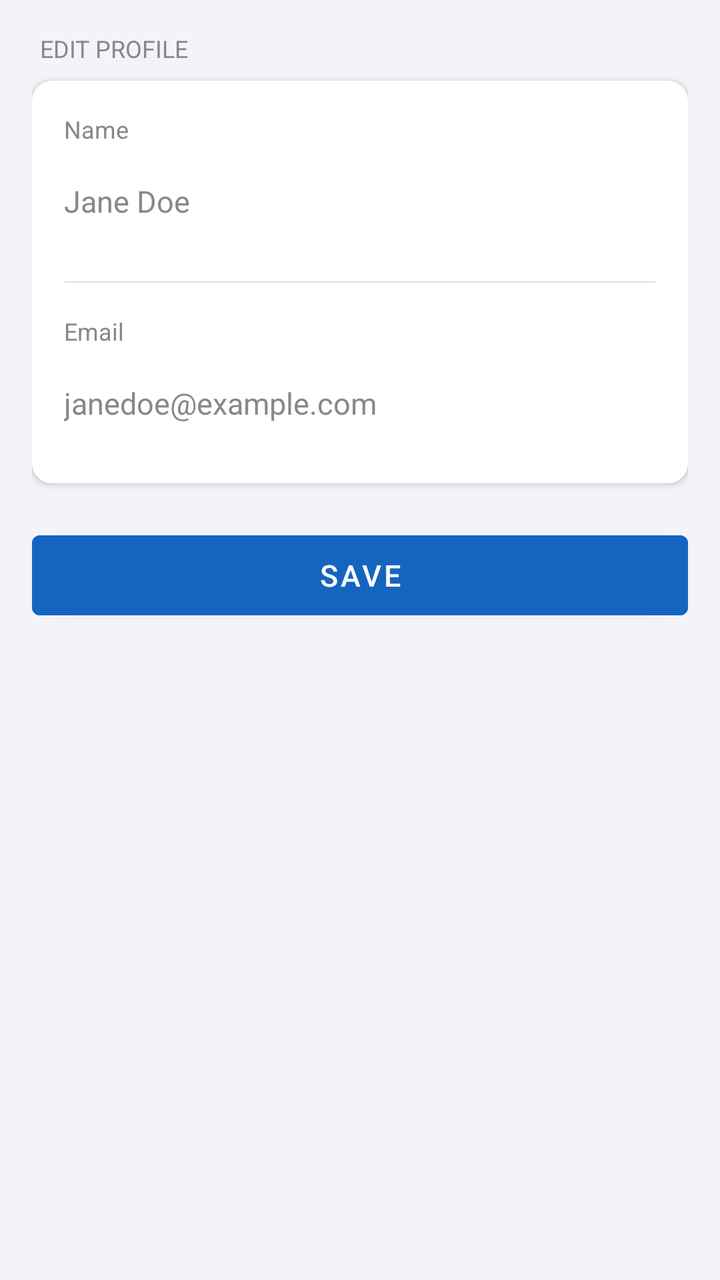
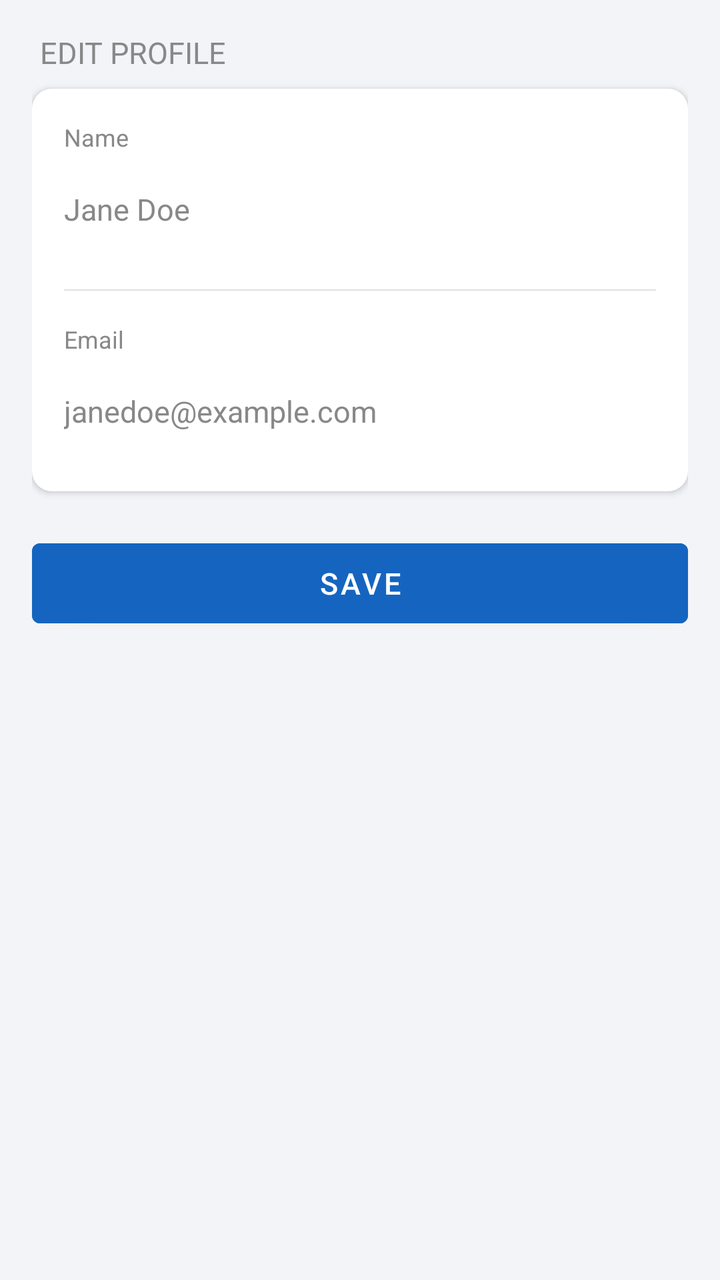

Before-and-after screenshots of an Android layout around one commit, followed by the original layout XML and the change that was made.
<!-- AndroidManifest.xml: application theme Theme.AquaSense -->
<!-- res/layout/fragment_edit_profile.xml -->
<?xml version="1.0" encoding="utf-8"?>
<ScrollView xmlns:android="http://schemas.android.com/apk/res/android"
    android:layout_width="match_parent"
    android:layout_height="match_parent"
    android:background="@color/background"
    android:fillViewport="true">

    <LinearLayout
        android:layout_width="match_parent"
        android:layout_height="wrap_content"
        android:orientation="vertical"
        android:padding="16dp">

        <TextView
            android:layout_width="wrap_content"
            android:layout_height="wrap_content"
            android:layout_marginBottom="8dp"
            android:layout_marginStart="4dp"
            android:text="@string/edit_profile"
            android:textAllCaps="true"
            android:textColor="@color/text_secondary"
            android:textSize="12sp" />

        <LinearLayout
            android:layout_width="match_parent"
            android:layout_height="wrap_content"
            android:layout_marginBottom="20dp"
            android:background="@drawable/bg_settings_card"
            android:elevation="2dp"
            android:orientation="vertical"
            android:padding="16dp">

            <TextView
                android:layout_width="wrap_content"
                android:layout_height="wrap_content"
                android:layout_marginBottom="4dp"
                android:text="@string/edit_profile_name"
                android:textColor="@color/text_secondary"
                android:textSize="12sp" />

            <EditText
                android:id="@+id/etEditProfileName"
                android:layout_width="match_parent"
                android:layout_height="wrap_content"
                android:layout_marginBottom="16dp"
                android:background="@android:color/transparent"
                android:hint="@string/profile_name_placeholder"
                android:importantForAutofill="no"
                android:inputType="textPersonName|textCapWords"
                android:maxLength="100"
                android:minHeight="48dp"
                android:textColor="@color/text_primary"
                android:textColorHint="@color/text_secondary"
                android:textSize="15sp" />

            <View
                android:layout_width="match_parent"
                android:layout_height="0.5dp"
                android:layout_marginBottom="16dp"
                android:background="@color/divider" />

            <TextView
                android:layout_width="wrap_content"
                android:layout_height="wrap_content"
                android:layout_marginBottom="4dp"
                android:text="@string/edit_profile_email"
                android:textColor="@color/text_secondary"
                android:textSize="12sp" />

            <EditText
                android:id="@+id/etEditProfileEmail"
                android:layout_width="match_parent"
                android:layout_height="wrap_content"
                android:background="@android:color/transparent"
                android:hint="@string/profile_email_placeholder"
                android:importantForAutofill="no"
                android:inputType="textEmailAddress"
                android:maxLength="100"
                android:minHeight="48dp"
                android:textColor="@color/text_primary"
                android:textColorHint="@color/text_secondary"
                android:textSize="15sp" />

        </LinearLayout>

        <Button
            android:id="@+id/btnSaveProfile"
            android:layout_width="match_parent"
            android:layout_height="52dp"
            android:backgroundTint="@color/accent"
            android:text="@string/edit_profile_save"
            android:textAllCaps="false"
            android:textColor="@color/white"
            android:textSize="15sp" />

    </LinearLayout>

</ScrollView>
<!-- resources referenced by this layout -->
<resources>
  <color name="accent">#FF1565C0</color>
  <color name="background">#FFF2F4F8</color>
  <color name="divider">#FFE0E0E0</color>
  <color name="text_primary">#FF000000</color>
  <color name="text_secondary">#FF888888</color>
  <color name="white">#FFFFFFFF</color>
  <!-- drawable bg_settings_card (drawable) -->
  <?xml version="1.0" encoding="utf-8"?>
  <shape xmlns:android="http://schemas.android.com/apk/res/android"
      android:shape="rectangle">
      <solid android:color="@color/card_background" />
      <corners android:radius="10dp" />
  </shape>
  <string name="edit_profile">Edit Profile</string>
  <string name="edit_profile_email">Email</string>
  <string name="edit_profile_name">Name</string>
  <string name="edit_profile_save">SAVE</string>
  <string name="profile_email_placeholder">janedoe@example.com</string>
  <string name="profile_name_placeholder">Jane Doe</string>
  <style name="Theme.AquaSense" parent="Theme.MaterialComponents.DayNight.NoActionBar" />
  <color name="card_background">#FFFFFFFF</color>
</resources>

<!-- the commit's change to res/layout/fragment_edit_profile.xml (unified diff, before → after) -->
@@ -2,7 +2,6 @@
 <ScrollView xmlns:android="http://schemas.android.com/apk/res/android"
     android:layout_width="match_parent"
     android:layout_height="match_parent"
-    android:background="@color/background"
     android:fillViewport="true">
 
     <LinearLayout
@@ -19,7 +18,7 @@
             android:text="@string/edit_profile"
             android:textAllCaps="true"
             android:textColor="@color/text_secondary"
-            android:textSize="12sp" />
+            android:textSize="15sp" />
 
         <LinearLayout
             android:layout_width="match_parent"
<!-- resource entries referenced after the edit -->
@@ -2,6 +2,7 @@
 <resources>
   <color name="accent">#FF1565C0</color>
   <color name="background">#FFF2F4F8</color>
+  <color name="toolbar_gradient_start">#FFC1DFE0</color>
   <color name="divider">#FFE0E0E0</color>
   <color name="text_primary">#FF000000</color>
   <color name="text_secondary">#FF888888</color>
@@ -19,7 +20,15 @@
   <string name="edit_profile_save">SAVE</string>
   <string name="profile_email_placeholder">janedoe@example.com</string>
   <string name="profile_name_placeholder">Jane Doe</string>
-  <style name="Theme.AquaSense" parent="Theme.MaterialComponents.DayNight.NoActionBar" />
+  <style name="Theme.AquaSense" parent="Base.Theme.AquaSense" />
   <color name="card_background">#FFFFFFFF</color>
+  <style name="Base.Theme.AquaSense" parent="Theme.MaterialComponents.DayNight.NoActionBar">
+          
+          <item name="android:windowBackground">@color/background</item>
+          <item name="android:colorBackground">@color/background</item>
+          
+          <item name="android:statusBarColor">@color/toolbar_gradient_start</item>
+          <item name="android:windowLightStatusBar">@bool/light_status_bar_icons</item>
+      </style>
 </resources>
 
